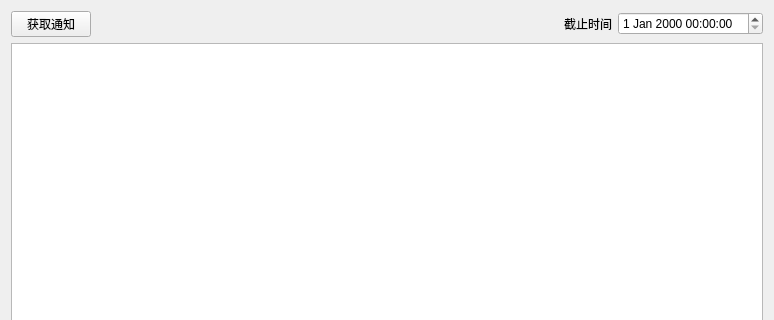
Before: the Qt Designer form widgets/notice_manager/noticemanagerwindow.ui in iwxyi/Bilibili-MagicalDanmaku, drawn with Qt 5; both pictures show x 0 to 774 and y 0 to 320 of the 774 by 480 pixel window.
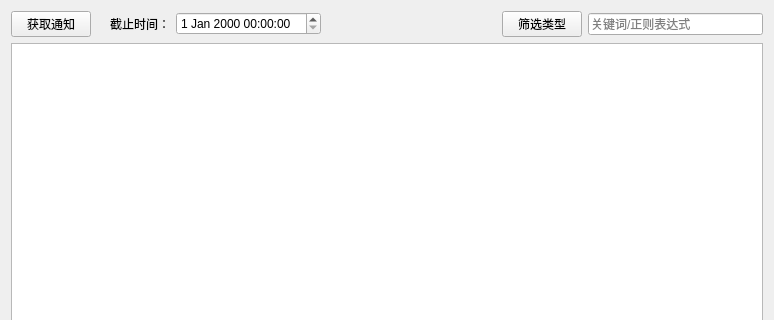
After: the same form once the commit is applied.

Commit message: 新增通知过滤，按类型或者关键词

```diff
--- a/widgets/notice_manager/noticemanagerwindow.ui
+++ b/widgets/notice_manager/noticemanagerwindow.ui
@@ -30,6 +30,16 @@
        </property>
       </widget>
      </item>
+     <item>
+      <widget class="QLabel" name="label">
+       <property name="text">
+        <string>截止时间：</string>
+       </property>
+      </widget>
+     </item>
+     <item>
+      <widget class="QDateTimeEdit" name="earliestTimeEdit"/>
+     </item>
      <item>
       <spacer name="horizontalSpacer">
        <property name="orientation">
@@ -44,14 +54,18 @@
       </spacer>
      </item>
      <item>
-      <widget class="QLabel" name="label">
+      <widget class="QPushButton" name="filterButton">
        <property name="text">
-        <string>截止时间</string>
+        <string>筛选类型</string>
        </property>
       </widget>
      </item>
      <item>
-      <widget class="QDateTimeEdit" name="earliestTimeEdit"/>
+      <widget class="QLineEdit" name="filterKeyEdit">
+       <property name="placeholderText">
+        <string>关键词/正则表达式</string>
+       </property>
+      </widget>
      </item>
     </layout>
    </item>
```
Left out of the diff: 2 changed lines with no effect on the pictures. The commit also changes 3 other files.
